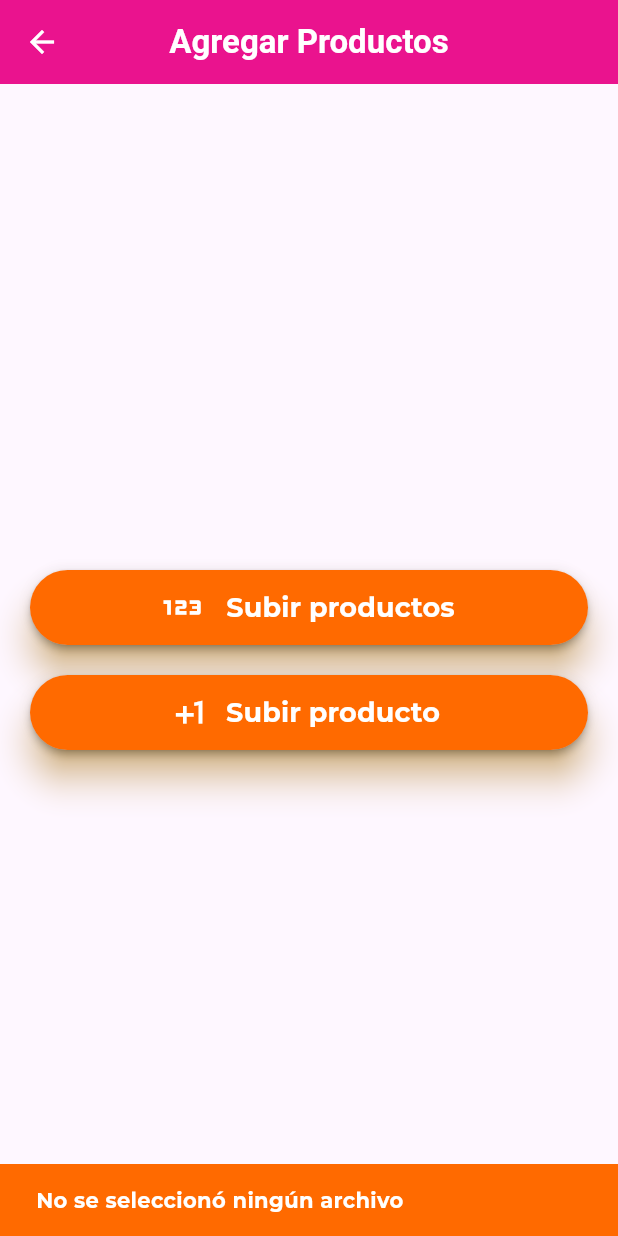
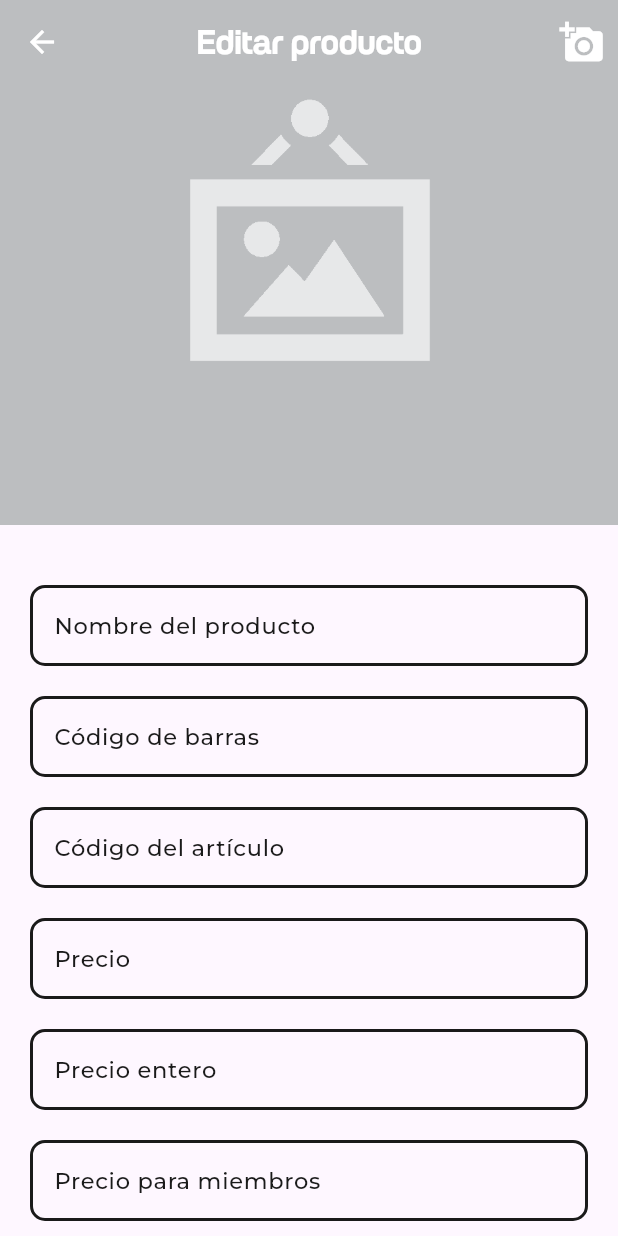
Before and after one commit to Cherrox/e-price, a Flutter app: the AddProductPage screen opened directly, after a tap on "Subir producto", on a phone screen of 412 x 824 dp. Run offline on Flutter 3.47's test engine with Material 3 defaults, Android fonts, the light colour scheme and no system bars; our stand-ins replace barcode_widget, cached_network_image, cloud_firestore, file_picker, firebase_auth, firebase_core and 8 more; missing offline and left inert: excel, flutter_barcode_scanner, hardware_buttons_find_flutter; accounts and stored records are empty; project files that could hold a hidden picture were left out.

Commit message:
Adding one product implemented

```diff
--- /dev/null
+++ b/lib/src/pages/productos/add_one_product_page copy.dart
@@ -0,0 +1,423 @@
+// ignore_for_file: use_build_context_synchronously
+
+import 'dart:io';
+import 'package:cached_network_image/cached_network_image.dart';
+import 'package:cloud_firestore/cloud_firestore.dart';
+import 'package:e_price/src/screen.dart';
+import 'package:e_price/src/utils/add_image.dart';
+import 'package:e_price/src/widgets/button_decoration_widget.dart';
+import 'package:e_price/src/widgets/full_screen.dart';
+import 'package:flutter/material.dart';
+import 'package:provider/provider.dart';
+import 'package:firebase_storage/firebase_storage.dart';
+
+class AddOneProductPage extends StatefulWidget {
+  final dynamic userData;
+  const AddOneProductPage({super.key, required this.userData});
+
+  @override
+  State<AddOneProductPage> createState() => _AddOneProductPageState();
+}
+
+class _AddOneProductPageState extends State<AddOneProductPage> {
+  File? _image;
+  bool _isLoading = false;
+  String? imageData;
+  GlobalKey<FormState> _formKey = GlobalKey<FormState>();
+
+  late TextEditingController _codigoController;
+  late TextEditingController _nombreController;
+  late TextEditingController _codeController;
+  late TextEditingController _precioController;
+  late TextEditingController _precioEnteroController;
+  late TextEditingController _precioMiembrosController;
+  late TextEditingController _nUMSKUController;
+  late TextEditingController _atributoController;
+  late TextEditingController _listPrecioController;
+  late TextEditingController _unidadController;
+  late TextEditingController _nivelController;
+  late TextEditingController _origenController;
+  late TextEditingController _especificacionesController;
+
+  @override
+  void initState() {
+    super.initState();
+    _codigoController = TextEditingController();
+    _nombreController = TextEditingController();
+    _codeController = TextEditingController();
+    _precioController = TextEditingController();
+    _precioEnteroController = TextEditingController();
+    _precioMiembrosController = TextEditingController();
+    _nUMSKUController = TextEditingController();
+    _atributoController = TextEditingController();
+    _listPrecioController = TextEditingController();
+    _unidadController = TextEditingController();
+    _nivelController = TextEditingController();
+    _origenController = TextEditingController();
+    _especificacionesController = TextEditingController();
+    // imageData = widget.productData['imageProduct'];
+  }
+
+  Future<void> _uploadImage() async {
+    if (_formKey.currentState!.validate()) {
+      final authProvider = Provider.of<AuthProviderP>(context, listen: false);
+      final firestore = FirebaseFirestore.instance;
+      final storage = FirebaseStorage.instance;
+
+      String imageNewUrl = "";
+
+      setState(() {
+        _isLoading = true;
+      });
+
+      // if (_image != null) {
+      // final time = Timestamp.now().millisecondsSinceEpoch.toString();
+      // final refCollection = 'productos/${widget.docId}/imageProduct$time.png';
+      // imageNewUrl =
+      //     await authProvider.storeFileStorage(refCollection, _image!);
+
+      final refCollection2 = FirebaseFirestore.instance.collection('productos');
+
+      String productCode = _codeController.text;
+
+      Map<String, dynamic> productData = {
+        'imageProduct': "",
+        'CODIGO DE BARRAS': _codigoController.text,
+        'NOMBRE DEL PRODUCTO': _nombreController.text,
+        'CODIGO DEL ARTICULO': productCode,
+        'PRECIO': _precioController.text,
+        'PRECIO ENTERO': _precioEnteroController.text,
+        'PRECIO PARA MIEMBROS': _precioMiembrosController.text,
+        'NUM.SKU': _nUMSKUController.text,
+        'ATRIBUTO DE LA PLANTILLA': _atributoController.text,
+        'LISTA DE PRECIO': _listPrecioController.text,
+        'UNIDAD': _unidadController.text,
+        'NIVEL': _nivelController.text,
+        'ORIGEN': _origenController.text,
+        'ESPECIFICACIONES': _especificacionesController.text,
+      };
+
+      // Verificar si el producto ya existe
+      QuerySnapshot query = await refCollection2
+          .where('CODIGO DEL ARTICULO', isEqualTo: productCode)
+          .get();
+
+      if (query.docs.isNotEmpty) {
+        // Producto existe, verificar propiedad
+        DocumentSnapshot doc = query.docs.first;
+        if (doc['userId'] == widget.userData['id'].toString()) {
+          // Usuario es propietario, actualizar datos, manteniendo 'imageProduct'
+          String docId = doc.id;
+          productData['imageProduct'] = doc['imageProduct'] ?? '';
+          await refCollection2.doc(docId).update(productData);
+        } else {
+          // Usuario no es propietario
+          showSnackbar(
+              context, 'Usted no es el propietario de estos productos');
+        }
+      } else {
+        // Producto no existe, agregar uno nuevo
+        productData['idDoc'] = refCollection2.doc().id;
+        productData['imageProduct'] = '';
+        await refCollection2.doc(productData['idDoc']).set(productData);
+      }
+
+      Navigator.pop(context, true);
+      showSnackbar(context, 'Producto agregado correctamente');
+      setState(() {
+        _isLoading = false;
+      });
+      // } else {
+      //   setState(() {
+      //     _isLoading = false;
+      //   });
+      // }
+    } else {
+      showSnackbar(context, 'Debe de llenar toda la información correctamente');
+    }
+  }
+
+  @override
+  Widget build(BuildContext context) {
+    return Scaffold(
+      body: CustomScrollView(
+        physics: const BouncingScrollPhysics(),
+        slivers: [
+          SliverAppBar(
+            expandedHeight: 350.0,
+            pinned: true,
+            centerTitle: true,
+            backgroundColor: AppColors.pink,
+            title: const Text('Editar producto',
+                style: TextStyle(color: AppColors.white, fontFamily: "PB")),
+            actions: [
+              IconButton(
+                icon: const Icon(Icons.add_a_photo,
+                    color: AppColors.white, size: 30),
+                onPressed: () {
+                  showImageSourceDialog(context, (image) {
+                    setState(() {
+                      _image = image;
+                      imageData = null; // Clear the old image URL
+                    });
+                  });
+                },
+              ),
+            ],
+            iconTheme: const IconThemeData(color: AppColors.white),
+            flexibleSpace: LayoutBuilder(
+              builder: (BuildContext context, BoxConstraints constraints) {
+                // Cambia el color del texto basado en la posición del scroll
+                //final double appBarHeight = constraints.biggest.height;
+                //final bool isCollapsed = appBarHeight <= kToolbarHeight + MediaQuery.of(context).padding.top;
+                //final Color titleColor = isCollapsed ? AppColors.white : AppColors.black;
+                // final double fontSize = isCollapsed ? 17.0 : 14.0;
+
+                return FlexibleSpaceBar(
+                  centerTitle: true,
+                  // title: Text(
+                  //   widget.productData['NOMBRE DEL PRODUCTO'],
+                  //   style: TextStyle(color: titleColor, fontSize: fontSize),
+                  // ),
+                  background: _image != null
+                      ? Image.file(
+                          _image!,
+                          fit: BoxFit.cover,
+                          width: double.infinity,
+                          height: double.infinity,
+                        )
+                      : (imageData != null && imageData!.isNotEmpty
+                          ? InkWell(
+                              onTap: () {
+                                Navigator.push(
+                                  context,
+                                  MaterialPageRoute(
+                                    builder: (context) =>
+                                        FullScreen(imageData!),
+                                  ),
+                                );
+                              },
+                              child: Hero(
+                                tag: imageData!,
+                                child: CachedNetworkImage(
+                                  imageUrl: imageData!,
+                                  fit: BoxFit.cover,
+                                  placeholder: (context, url) => const Image(
+                                    image: AssetImage('assets/gif/animc.png'),
+                                    fit: BoxFit.cover,
+                                    width: 60,
+                                    height: 60,
+                                  ),
+                                  errorWidget: (context, url, error) =>
+                                      const Image(
+                                    image:
+                                        AssetImage('assets/images/noimage.png'),
+                                    fit: BoxFit.cover,
+                                    width: 60,
+                                    height: 60,
+                                  ),
+                                ),
+                              ),
+                            )
+                          : const Image(
+                              image: AssetImage('assets/images/noimage.png'),
+                              fit: BoxFit.cover,
+                              width: 60,
+                              height: 60,
+                            )),
+                );
+              },
+            ),
+          ),
+          SliverList(
+            delegate: SliverChildBuilderDelegate(
+              (context, index) {
+                return Padding(
+                  padding:
+                      const EdgeInsets.symmetric(vertical: 10, horizontal: 20),
+                  child: Form(
+                    key: _formKey,
+                    child: Column(
+                      children: [
+                        const SizedBox(height: 30),
+                        InputDecorationWidget(
+                          hintText: 'Nombre del producto',
+                          labelText: "Nombre del producto",
+                          controller: _nombreController,
+                          validator: (value) {
+                            if (value!.isEmpty) {
+                              return 'Ingrese el nombre del producto';
+                            }
+                            return null;
+                          },
+                        ),
+                        const SizedBox(height: 20),
+                        InputDecorationWidget(
+                          hintText: 'Código de barras',
+                          labelText: "Código de barras",
+                          controller: _codigoController,
+                          validator: (value) {
+                            if (value!.isEmpty) {
+                              return 'Ingrese el código de barras';
+                            }
+                            return null;
+                          },
+                        ),
+                        const SizedBox(height: 20),
+                        InputDecorationWidget(
+                          hintText: 'Código del artículo',
+                          labelText: "Código del artículo",
+                          controller: _codeController,
+                          validator: (value) {
+                            if (value!.isEmpty) {
+                              return 'Ingrese el código del artículo';
+                            }
+                            return null;
+                          },
+                        ),
+                        const SizedBox(height: 20),
+                        InputDecorationWidget(
+                          hintText: 'Precio',
+                          labelText: "Precio",
+                          controller: _precioController,
+                          validator: (value) {
+                            if (value!.isEmpty) {
+                              return 'Ingrese el precio';
+                            }
+                            return null;
+                          },
+                        ),
+                        const SizedBox(height: 20),
+                        InputDecorationWidget(
+                          hintText: 'Precio entero',
+                          labelText: "Precio entero",
+                          controller: _precioEnteroController,
+                          validator: (value) {
+                            if (value!.isEmpty) {
+                              return 'Ingrese el precio entero';
+                            }
+                            return null;
+                          },
+                        ),
+                        const SizedBox(height: 20),
+                        InputDecorationWidget(
+                          hintText: 'Precio para miembros',
+                          labelText: "Precio para miembros",
+                          controller: _precioMiembrosController,
+                          validator: (value) {
+                            if (value!.isEmpty) {
+                              return 'Ingrese el precio para miembros';
+                            }
+                            return null;
+                          },
+                        ),
+                        const SizedBox(height: 20),
+                        InputDecorationWidget(
+                          hintText: 'NUM.SKU',
+                          labelText: "NUM.SKU",
+                          controller: _nUMSKUController,
+                          validator: (value) {
+                            if (value!.isEmpty) {
+                              return 'Ingrese el NUM.SKU';
+                            }
+                            return null;
+                          },
+                        ),
+                        const SizedBox(height: 20),
+                        InputDecorationWidget(
+                          hintText: 'Atributo de la plantilla',
+                          labelText: "Atributo de la plantilla",
+                          controller: _atributoController,
+                          validator: (value) {
+                            if (value!.isEmpty) {
+                              return 'Ingrese el atributo de la plantilla';
+                            }
+                            return null;
+                          },
+                        ),
+                        const SizedBox(height: 20),
+                        InputDecorationWidget(
+                          hintText: 'Lista de precio',
+                          labelText: "Lista de precio",
+                          controller: _listPrecioController,
+                          validator: (value) {
+                            if (value!.isEmpty) {
+                              return 'Ingrese la lista de precio';
+                            }
+                            return null;
+                          },
+                        ),
+                        const SizedBox(height: 20),
+                        InputDecorationWidget(
+                          hintText: 'Unidad',
+                          labelText: "Unidad",
+                          controller: _unidadController,
+                          validator: (value) {
+                            if (value!.isEmpty) {
+                              return 'Ingrese la unidad';
+                            }
+                            return null;
+                          },
+                        ),
+                        const SizedBox(height: 20),
+                        InputDecorationWidget(
+                          hintText: 'Nivel',
+                          labelText: "Nivel",
+                          controller: _nivelController,
+                          validator: (value) {
+                            if (value!.isEmpty) {
+                              return 'Ingrese el nivel';
+                            }
+                            return null;
+                          },
+                        ),
+                        const SizedBox(height: 20),
+                        InputDecorationWidget(
+                          hintText: 'Origen',
+                          labelText: "Origen",
+                          controller: _origenController,
+                          validator: (value) {
+                            if (value!.isEmpty) {
+                              return 'Ingrese el origen';
+                            }
+                            return null;
+                          },
+                        ),
+                        const SizedBox(height: 20),
+                        InputDecorationWidget(
+                          hintText: 'Especificaciones',
+                          labelText: "Especificaciones",
+                          controller: _especificacionesController,
+                          validator: (value) {
+                            if (value!.isEmpty) {
+                              return 'Ingrese las especificaciones';
+                            }
+                            return null;
+                          },
+                        ),
+                      ],
+                    ),
+                  ),
+                );
+              },
+              childCount: 1,
+            ),
+          ),
+          SliverToBoxAdapter(
+            child: Padding(
+              padding: const EdgeInsets.only(bottom: 40, top: 20),
+              child: _isLoading
+                  ? const CircularProgressWidget(
+                      text: "Guardando...", color: AppColors.orange)
+                  : ButtonDecorationWidget(
+                      onPressed: _uploadImage,
+                      margin: const EdgeInsets.symmetric(horizontal: 40),
+                      text: "GUARDAR",
+                    ),
+            ),
+          ),
+        ],
+      ),
+    );
+  }
+}
--- a/lib/src/pages/productos/add_product_page.dart
+++ b/lib/src/pages/productos/add_product_page.dart
@@ -2,6 +2,7 @@
 
 import 'dart:io';
 import 'dart:async';
+import 'package:e_price/src/pages/productos/add_one_product_page%20copy.dart';
 import 'package:e_price/src/screen.dart';
 import 'package:flutter/material.dart';
 import 'package:excel/excel.dart';
@@ -176,7 +177,15 @@ class _AddProductPageState extends State<AddProductPage> {
               MaterialButtomWidget(
                 color: AppColors.orange,
                 icon: Icons.plus_one,
-                onPressed: _pickFile,
+                onPressed: () {
+                  Navigator.of(context).push(
+                    MaterialPageRoute(
+                      builder: (context) => AddOneProductPage(
+                        userData: widget.userData,
+                      ),
+                    ),
+                  );
+                },
                 title: 'Subir producto',
               ),
             ],
```
